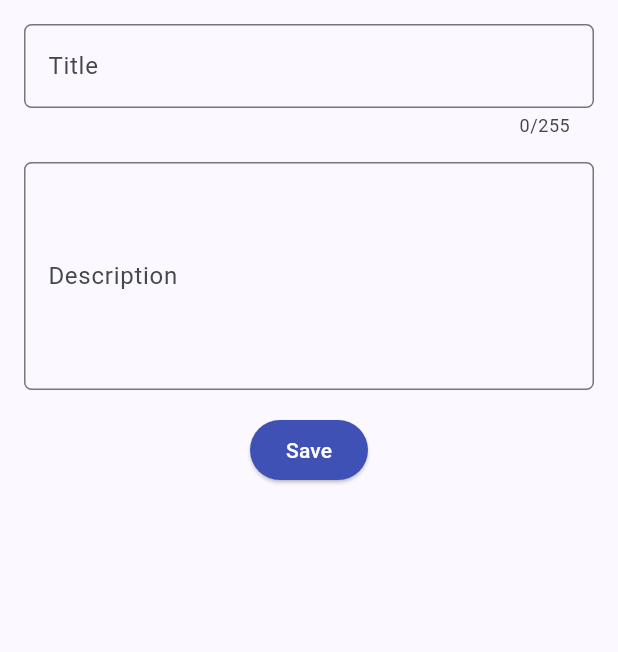
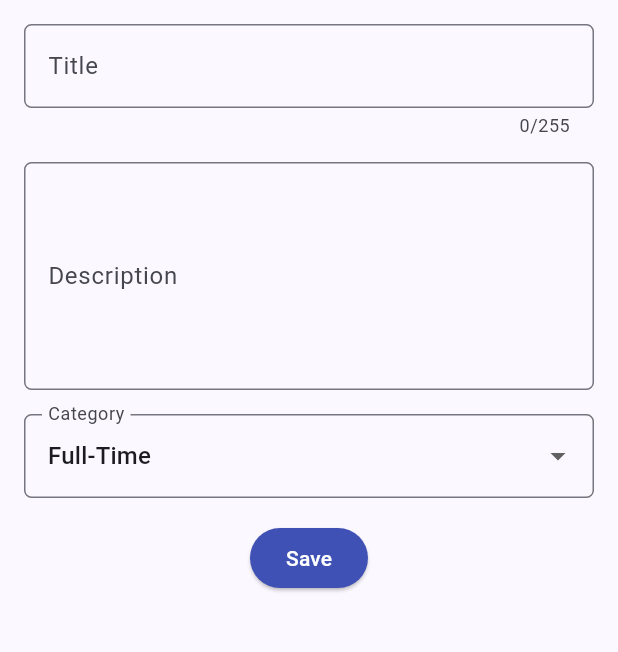
Before and after one commit to anginputih-droid/myportofolio_mobile, a Flutter app: the ExperienceFormPage screen opened directly, on a phone screen of 412 x 824 dp, the part 84-736 px from its top. Run offline on Flutter 3.47's test engine with Material 3 defaults, Android fonts, the phone set to English and light mode, and no system bars; our stand-ins replace material_ui.

Commit message:
feat: add category dropdown to experience form

```diff
--- a/lib/screens/experience_form.dart
+++ b/lib/screens/experience_form.dart
@@ -14,6 +14,17 @@ class _ExperienceFormPageState extends State<ExperienceFormPage> {
 
   String _experienceTitle = "";
   String _description = "";
+    String _category = "Full-Time"; // same default as the Django model
+
+  // Same choices as EXPERIENCE_CHOICES in the Django Experience model.
+  final List<String> _categories = [
+    'Internship',
+    'Research',
+    'Volunteer',
+    'Part-Time',
+    'Full-Time',
+    'Freelance',
+  ];
 
   @override
   Widget build(BuildContext context) {
@@ -90,8 +101,32 @@ class _ExperienceFormPageState extends State<ExperienceFormPage> {
                 ),
               ),
 
-              // (category and thumbnail fields go here)
+              // === Category ===
+              Padding(
+                padding: const EdgeInsets.all(8.0),
+                child: DropdownButtonFormField<String>(
+                  decoration: InputDecoration(
+                    labelText: "Category",
+                    border: OutlineInputBorder(
+                      borderRadius: BorderRadius.circular(5.0),
+                    ),
+                  ),
+                  initialValue: _category,
+                  items: _categories
+                      .map((category) => DropdownMenuItem(
+                            value: category,
+                            child: Text(category),
+                          ))
+                      .toList(),
+                  onChanged: (String? newValue) {
+                    setState(() {
+                      _category = newValue!;
+                    });
+                  },
+                ),
+              ),
 
+              // (thumbnail field goes here)
               // === Save Button ===
               Align(
                 alignment: Alignment.bottomCenter,
@@ -116,7 +151,8 @@ class _ExperienceFormPageState extends State<ExperienceFormPage> {
                                   children: [
                                     Text('Title: ${_experienceTitle.trim()}'),
                                     Text('Description: ${_description.trim()}'),
-                                    // (more lines get added in category to date pickers)
+                                    Text('Category: $_category'),
+                                    // (more lines get added)
                                   ],
                                 ),
                               ),
```
